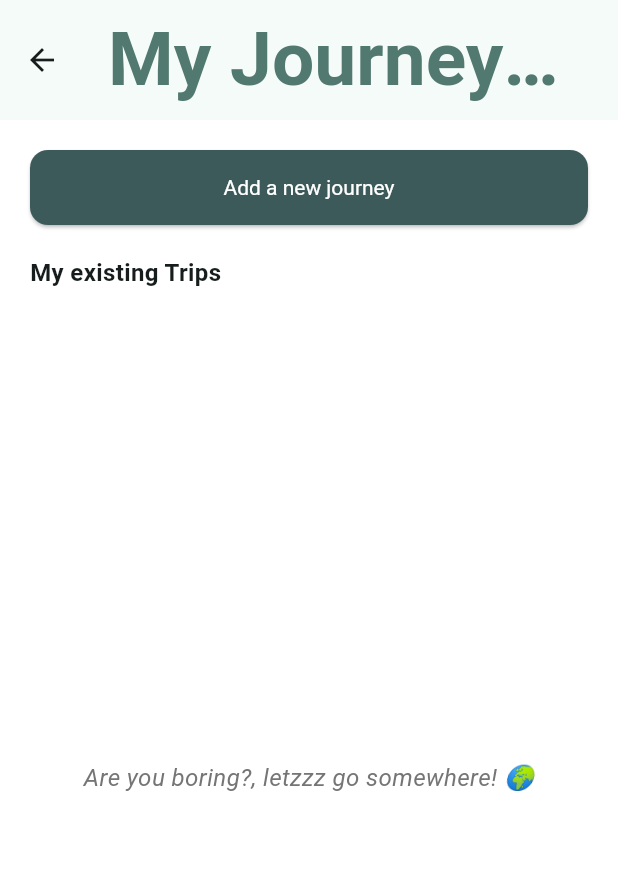
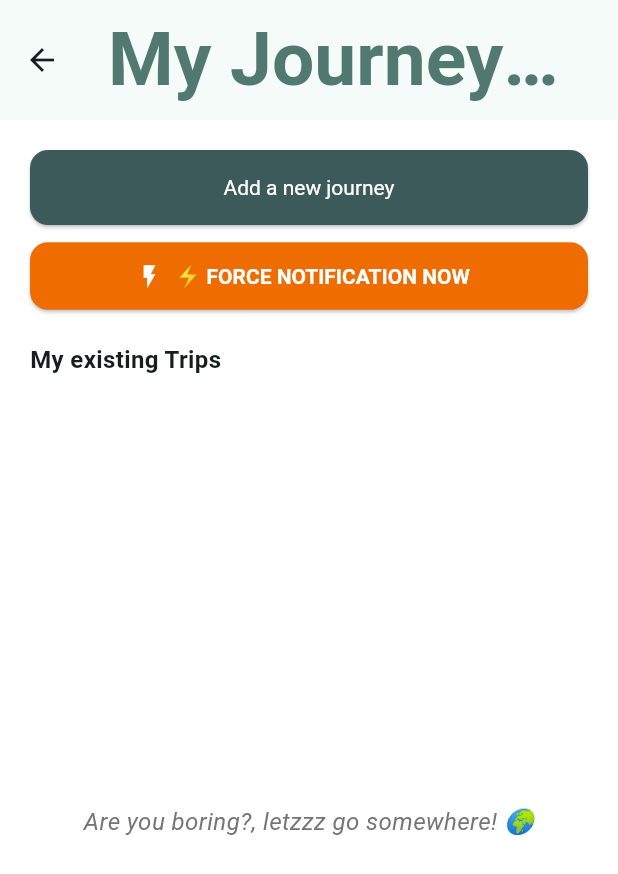
Before and after one commit to KasraAlizadeh/MobileApp, a Flutter app: the WalletPage screen opened directly, on a phone screen of 412 x 824 dp. Shown: the top 874 px of the screen. Run offline on Flutter 3.47's test engine with Material 3 defaults, Android fonts, the phone set to English and light mode, and no system bars; our stand-ins replace awesome_notifications, cached_network_image, cloud_firestore, file_picker, firebase_auth, firebase_core and 8 more; accounts and stored records are empty; Roboto replaces fonts that are missing (montserrat).

Commit message:
notification service for confiming the journey status

```diff
--- a/lib/Features/Wallet/wallet_page.dart
+++ b/lib/Features/Wallet/wallet_page.dart
@@ -2,6 +2,7 @@ import 'package:cloud_firestore/cloud_firestore.dart';
 import 'package:firebase_storage/firebase_storage.dart';
 import 'package:flutter/material.dart';
 import 'package:flutter_slidable/flutter_slidable.dart';
+import '../../Services/notification_service.dart';
 import 'journey.dart';
 import 'journey_details.dart';
 
@@ -80,7 +81,33 @@ class _WalletPageState extends State<WalletPage> {
               child: const Text('Add a new journey', style: TextStyle(color: Colors.white)),
             ),
           ),
+          const SizedBox(height: 10),
+          Padding(
+            padding: const EdgeInsets.symmetric(horizontal: 20),
+            child: ElevatedButton.icon(
+              style: ElevatedButton.styleFrom(
+                backgroundColor: Colors.orange.shade800,
+                minimumSize: const Size(double.infinity, 45),
+                shape: RoundedRectangleBorder(borderRadius: BorderRadius.circular(12)),
+              ),
+              icon: const Icon(Icons.flash_on, color: Colors.white),
+              label: const Text('⚡ FORCE NOTIFICATION NOW', style: TextStyle(color: Colors.white, fontWeight: FontWeight.bold)),
+              onPressed: () async {
+                print("🚀 Forcing local notification trigger...");
 
+                // If you have journeys loaded, pass the actual ID of the first item
+                // to test real database modifications; otherwise, use a fallback string.
+                String testJourneyId = _trips.isNotEmpty ? _trips.first.id : "test_journey_id_123";
+                String testJourneyName = _trips.isNotEmpty ? _trips.first.name : "Test Trip to Rome";
+
+                // This triggers your service layout instantly
+                await NotificationService.showTripNotification(
+                    testJourneyId,
+                    testJourneyName
+                );
+              },
+            ),
+          ),
           const Padding(
             padding: EdgeInsets.all(20.0),
             child: Align(
@@ -277,4 +304,5 @@ class _WalletPageState extends State<WalletPage> {
       _fetchJourneysFromFirestore();
     }
   }
+
 }
```
Also changed, not shown: lib/Services/notification_service.dart (+28 -11 lines), lib/main.dart (+7 -0 lines).
